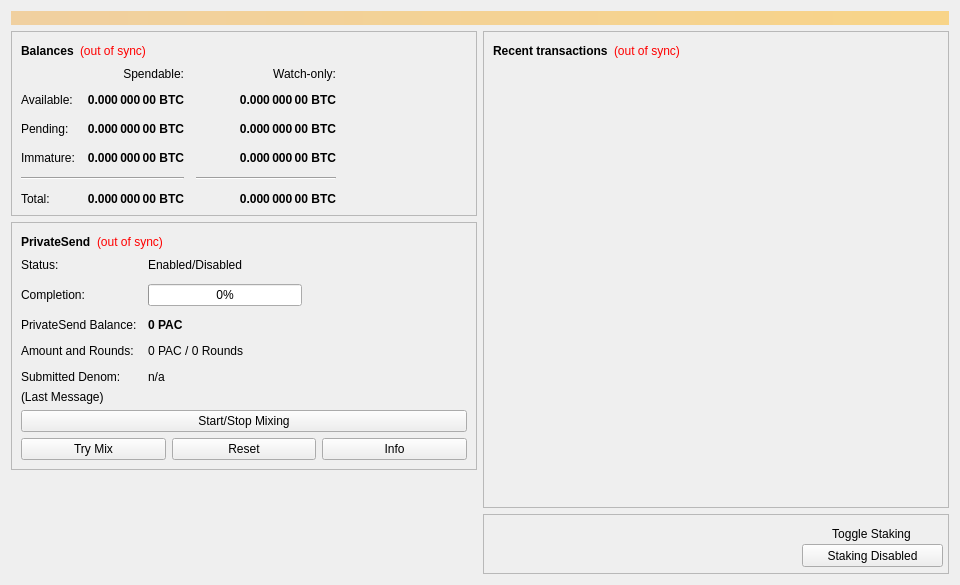
First picture: the form in src/qt/forms/overviewpage.ui, repository theRealDijida/PAC, before the edit.
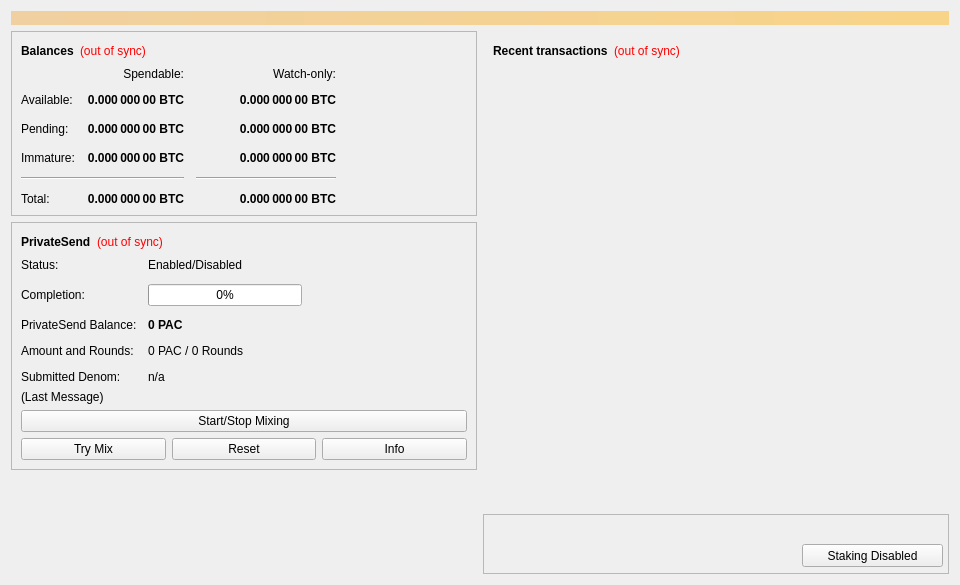
Second picture: the form after the edit.

Commit message: Small UI tweaks from earlier.

```diff
--- a/src/qt/forms/overviewpage.ui
+++ b/src/qt/forms/overviewpage.ui
@@ -658,6 +658,9 @@
       <layout class="QVBoxLayout" name="verticalLayout_3">
        <item>
         <widget class="QFrame" name="frame_2">
+         <property name="styleSheet">
+          <string notr="true">background-color: transparent;</string>
+         </property>
          <property name="frameShape">
           <enum>QFrame::StyledPanel</enum>
          </property>
@@ -776,22 +779,6 @@
            <string>Staking Disabled</string>
           </property>
          </widget>
-         <widget class="QLabel" name="label">
-          <property name="geometry">
-           <rect>
-            <x>318</x>
-            <y>10</y>
-            <width>141</width>
-            <height>20</height>
-           </rect>
-          </property>
-          <property name="text">
-           <string>Toggle Staking</string>
-          </property>
-          <property name="alignment">
-           <set>Qt::AlignCenter</set>
-          </property>
-         </widget>
         </widget>
        </item>
       </layout>
```
The commit also changes 2 other files.
